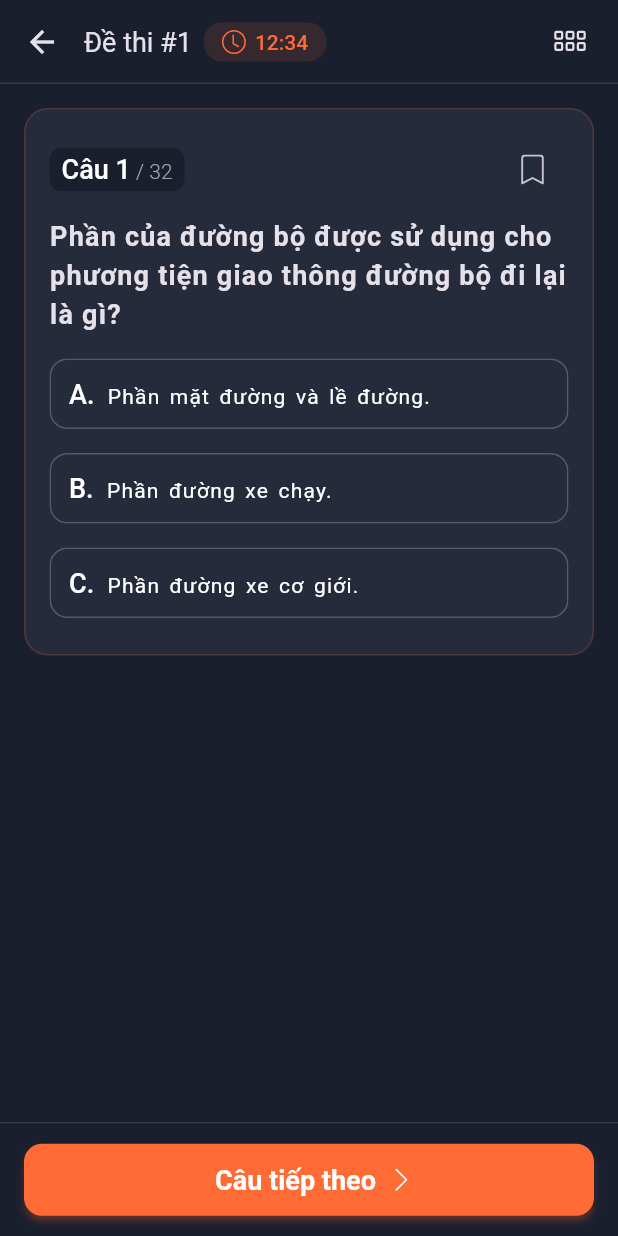
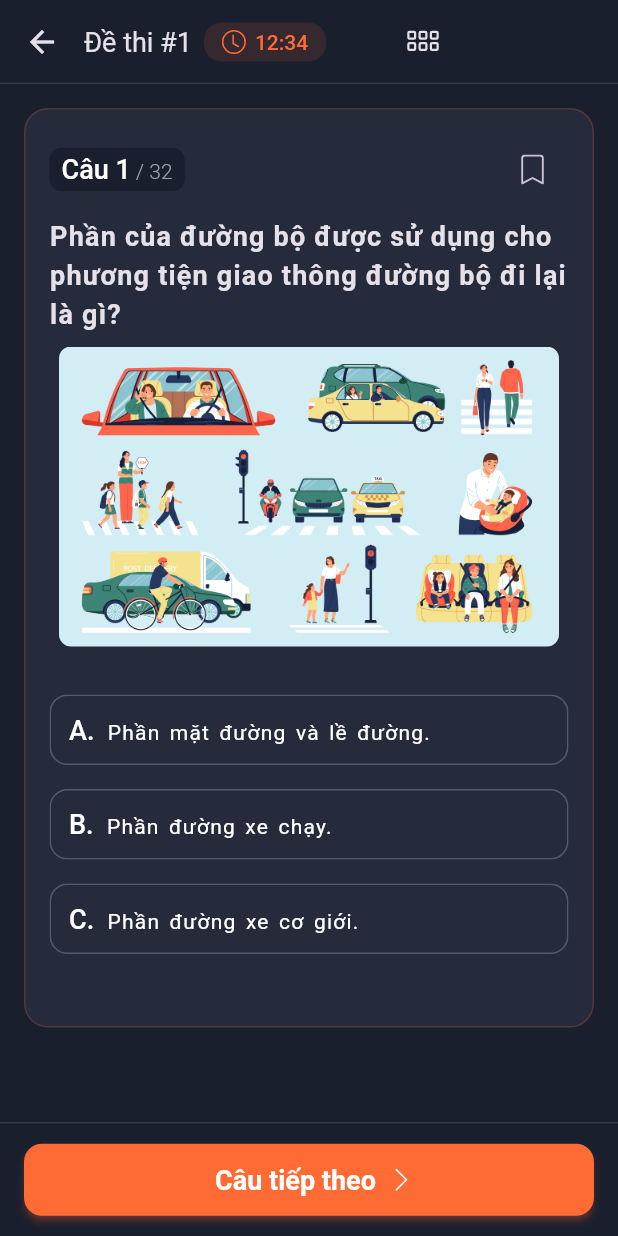
Before and after one commit to uvnb195/onthi_gplx_pro, a Flutter app: the LearningDashBoardPage screen opened directly, after a tap on an icon or button, on a phone screen of 412 x 824 dp. Run offline on Flutter 3.47's test engine with Material 3 defaults, Android fonts, the light colour scheme and no system bars; our stand-ins replace bloc, bootstrap_icons, drift, equatable, fl_chart, flutter_bloc and 4 more; missing offline and left inert: dart_either; accounts and stored records are empty; generated files the repository leaves out were written again; statements that could not run were skipped; project files that could hold a hidden picture were left out.

Commit message:
refactor question layout next: build video question layout

```diff
--- a/lib/core/router/app_router.dart
+++ b/lib/core/router/app_router.dart
@@ -24,8 +24,11 @@ class AppRouter {
       case RouteNames.learning:
         final args = routeSettings.arguments as Map<String, dynamic>;
         return MaterialPageRoute(
-          builder: (_) =>
-              QuestionsPage(title: args['title'], isStudy: args['isStudy']),
+          builder: (_) => QuestionsPage(
+            title: args['title'],
+            isStudy: args['isStudy'],
+            categoryId: args['categoryId'],
+          ),
         );
 
       case RouteNames.achievement:
--- a/lib/features/learning/presentation/pages/learning_dashboard_page.dart
+++ b/lib/features/learning/presentation/pages/learning_dashboard_page.dart
@@ -35,16 +35,20 @@ class LearningDashBoardPage extends StatelessWidget {
                     themeColor: AppColors.accentVariantColor,
                     iconData: BootstrapIcons.clipboard_check,
                     title: 'Thi thử',
+                    subTitle:
+                        'Thi thử bộ đề ngẫu nhiên từ 600 câu hỏi. Cấu trúc chuẩn bộ GTVT.',
+                    percentage: 0.8,
                     onTap: () {
                       Navigator.pushNamed(
                         context,
                         RouteNames.learning,
-                        arguments: {'title': 'Đề thi #1', 'isStudy': true},
+                        arguments: {
+                          'title': 'Đề thi #1',
+                          'isStudy': true,
+                          'categoryId': 1,
+                        },
                       );
                     },
-                    subTitle:
-                        'Thi thử bộ đề ngẫu nhiên từ 600 câu hỏi. Cấu trúc chuẩn bộ GTVT.',
-                    percentage: 0.8,
                   ),
                 ),
               ),
--- a/lib/features/learning/presentation/pages/questions_page.dart
+++ b/lib/features/learning/presentation/pages/questions_page.dart
@@ -3,27 +3,84 @@ import 'package:onthi_gplx_pro/features/learning/presentation/widgets/mock_quest
 import 'package:onthi_gplx_pro/features/learning/presentation/widgets/question_content.dart';
 import 'package:onthi_gplx_pro/features/learning/presentation/widgets/question_wrapper.dart';
 
-class QuestionsPage extends StatelessWidget {
+class QuestionsPage extends StatefulWidget {
   final bool isStudy; // study or do practice test
   final String title;
+  final int categoryId;
 
-  const QuestionsPage({super.key, this.isStudy = true, required this.title});
+  const QuestionsPage({
+    super.key,
+    this.isStudy = true,
+    required this.title,
+    required this.categoryId,
+  });
+
+  @override
+  State<QuestionsPage> createState() => _QuestionsPageState();
+}
+
+class _QuestionsPageState extends State<QuestionsPage> {
+  late final List<Map<String, dynamic>> questionsData;
+  final ValueNotifier<int> _currentIndexNotifier = ValueNotifier(0);
+  late final PageController _pageController;
+
+  void _onPageChanged(int index) {
+    _currentIndexNotifier.value = index;
+    _pageController.animateToPage(
+      _currentIndexNotifier.value,
+      duration: const Duration(milliseconds: 300),
+      curve: Curves.easeOut,
+    );
+  }
+
+  @override
+  void initState() {
+    questionsData = mockQuestionsData;
+    _pageController = PageController();
+
+    super.initState();
+  }
+
+  @override
+  void dispose() {
+    _pageController.dispose();
+    _currentIndexNotifier.dispose();
+    super.dispose();
+  }
 
   @override
   Widget build(BuildContext context) {
+    return ValueListenableBuilder(
+      valueListenable: _currentIndexNotifier,
+      builder: (context, value, child) {
         return QuestionWrapper(
-      currentIndex: 0,
-      title: 'Đề thi #1',
-      totalQuestion: 32,
-      child: Column(
-        children: [
-          QuestionContent(
+          title: widget.title,
+          categoryId: widget.categoryId,
+          currentIndex: _currentIndexNotifier.value,
+          onQuestionChanged: _onPageChanged,
+          totalQuestion: questionsData.length,
+          child: PageView.builder(
+            physics: const NeverScrollableScrollPhysics(),
+            controller: _pageController,
+            itemCount: questionsData.length,
+            itemBuilder: (context, index) => _buildQuestion(index),
+          ),
+        );
+      },
+    );
+  }
+
+  Widget _buildQuestion(int index) {
+    return Padding(
+      padding: const EdgeInsets.symmetric(horizontal: 16),
+      child: QuestionContent(
         total: 32,
         content: QuestionArgs(
-              id: mockQuestionsData[0]['id'],
-              description: mockQuestionsData[0]['description'],
-              explanation: mockQuestionsData[0]['explanation'],
-              options: (mockQuestionsData[0]['options'] as List)
+          id: questionsData[index]['id'],
+          imagePath: index % 2 == 0 ? "" : null,
+          description: questionsData[index]['description'],
+          explanation: questionsData[index]['explanation'],
+          options: (questionsData[index]['options'] as List)
               .map(
                 (e) => OptionObject(
                   id: e['id'],
@@ -32,10 +89,8 @@ class QuestionsPage extends StatelessWidget {
                 ),
               )
               .toList(),
-              isCritical: mockQuestionsData[0]['isCritical'],
+          isCritical: questionsData[index]['isCritical'],
         ),
-          ),
-        ],
       ),
     );
   }
--- a/lib/features/learning/presentation/widgets/question_category.dart
+++ b/lib/features/learning/presentation/widgets/question_category.dart
@@ -2,47 +2,58 @@ import 'package:flutter/material.dart';
 import 'package:onthi_gplx_pro/core/theme/app_colors.dart';
 
 class QuestionCategory extends StatelessWidget {
-  final bool expanded;
   final int current;
   final int total;
   final double itemPadding;
   final double itemHeight;
+  final double minHeight;
   final int columnNums;
   final ValueChanged<int>? onSelectedItem;
+  final ValueChanged<Size>? onReady;
   const QuestionCategory({
     super.key,
-    this.expanded = true,
     required this.current,
     required this.total,
     this.itemPadding = 6,
     this.itemHeight = 40,
     this.columnNums = 6,
+    this.minHeight = 0,
     this.onSelectedItem,
+    this.onReady,
   });
 
   @override
   Widget build(BuildContext context) {
     final int rowNums = (total / columnNums).ceil();
-    final double totalHeight =
-        (itemHeight * rowNums) + (itemPadding) * (rowNums - 1) + 16;
-    return AnimatedSize(
-      duration: const Duration(milliseconds: 300),
-      curve: Curves.easeInOut,
-      child: !expanded
-          ? SizedBox.shrink()
-          : Container(
-              padding: const .only(top: 8, left: 8, right: 8, bottom: 8),
+    final double finalHeight =
+        (itemHeight * rowNums) + (itemPadding) * (rowNums - 1) + 18 > minHeight
+        ? (itemHeight * rowNums) + (itemPadding) * (rowNums - 1) + 18
+        : minHeight;
+
+    final GlobalKey widgetKey = GlobalKey();
+    WidgetsBinding.instance.addPostFrameCallback((_) {
+      if (widgetKey.currentContext != null) {
+        final RenderBox renderBox =
+            widgetKey.currentContext!.findRenderObject() as RenderBox;
+        final size = renderBox.size;
+        if (onReady != null) {
+          onReady!(size);
+        }
+      }
+    });
+
+    return Container(
+      key: widgetKey,
+      padding: const .all(8),
       decoration: BoxDecoration(
         color: AppColors.neutralColor,
-                borderRadius: BorderRadius.only(
-                  bottomLeft: Radius.circular(12),
-                  bottomRight: Radius.circular(12),
-                ),
+        borderRadius: .circular(12),
+        border: .all(color: AppColors.infoColor.withAlpha(100)),
       ),
       width: double.maxFinite,
-              height: totalHeight,
-              child: Center(
+      height: finalHeight,
       child: GridView.builder(
+        padding: .zero,
         physics: const NeverScrollableScrollPhysics(),
         gridDelegate: SliverGridDelegateWithFixedCrossAxisCount(
           mainAxisExtent: itemHeight,
@@ -66,11 +77,11 @@ class QuestionCategory extends StatelessWidget {
           child: InkWell(
             borderRadius: .circular(current == index ? 8 : 4),
             onTap: () {
-                        onSelectedItem ?? onSelectedItem!(index);
+              if (onSelectedItem != null && index != current) {
+                onSelectedItem!(index);
+              }
             },
             child: Center(child: Text('${index + 1}')),
-                    ),
-                  ),
           ),
         ),
       ),
--- a/lib/features/learning/presentation/widgets/question_content.dart
+++ b/lib/features/learning/presentation/widgets/question_content.dart
@@ -1,6 +1,7 @@
 import 'package:bootstrap_icons/bootstrap_icons.dart';
 import 'package:flutter/material.dart';
 import 'package:onthi_gplx_pro/core/theme/app_colors.dart';
+import 'package:onthi_gplx_pro/core/widgets/index.dart';
 import 'package:onthi_gplx_pro/features/learning/presentation/widgets/styled_radio_item.dart';
 
 class OptionObject {
@@ -35,10 +36,15 @@ class QuestionArgs {
 class QuestionContent extends StatefulWidget {
   final int total;
   final QuestionArgs content;
+  final double top, bottom;
+  final VoidCallback? onSelectedAnswer;
   const QuestionContent({
     super.key,
     required this.total,
     required this.content,
+    this.onSelectedAnswer,
+    this.top = 16,
+    this.bottom = 16,
   });
 
   @override
@@ -47,9 +53,31 @@ class QuestionContent extends StatefulWidget {
 
 class _QuestionContentState extends State<QuestionContent> {
   int? selectedId;
+  late final ScrollController _controller;
+
+  @override
+  void initState() {
+    _controller = ScrollController();
+    super.initState();
+  }
+
+  @override
+  void dispose() {
+    _controller.dispose();
+    super.dispose();
+  }
+
   @override
   Widget build(BuildContext context) {
-    return Container(
+    return SingleChildScrollView(
+      controller: _controller,
+      physics: const AlwaysScrollableScrollPhysics(
+        parent: BouncingScrollPhysics(),
+      ),
+      child: Column(
+        children: [
+          SizedBox(height: widget.top),
+          Container(
             decoration: BoxDecoration(
               color: AppColors.neutralColor,
               borderRadius: .circular(16),
@@ -58,15 +86,20 @@ class _QuestionContentState extends State<QuestionContent> {
             width: double.maxFinite,
             padding: const .all(16),
             child: Column(
-        mainAxisSize: .max,
+              mainAxisSize: .min,
               crossAxisAlignment: .start,
               children: [
                 _buildHeader(),
                 SizedBox(height: 8),
                 _buildQuestion(),
-          SizedBox(height: 8),
+                SizedBox(height: 24),
                 _buildOptions(),
+                SizedBox(height: 24),
                 _buildExplanation(),
+              ],
+            ),
+          ),
+          SizedBox(height: widget.bottom),
         ],
       ),
     );
@@ -115,12 +148,19 @@ class _QuestionContentState extends State<QuestionContent> {
   }
 
   Widget _buildQuestion() {
-    return Column(
+    return StyledSlideEntrance(
+      from: .TOP,
+      duration: const Duration(milliseconds: 500),
+      child: Column(
         children: [
           // Q U E S T I O N - C O N T E N T
           Text(
             widget.content.description,
-          style: TextStyle(fontSize: 18, fontWeight: .bold, letterSpacing: 0.8),
+            style: TextStyle(
+              fontSize: 18,
+              fontWeight: .bold,
+              letterSpacing: 0.8,
+            ),
           ),
           if (widget.content.imagePath != null) ...[
             SizedBox(height: 8),
@@ -132,6 +172,7 @@ class _QuestionContentState extends State<QuestionContent> {
             ),
           ],
         ],
+      ),
     );
   }
 
@@ -146,6 +187,8 @@ class _QuestionContentState extends State<QuestionContent> {
         widget.content.options.length,
         (index) => Padding(
           padding: const EdgeInsets.symmetric(vertical: 8.0),
+          child: StyledScaleEntrance(
+            duration: const Duration(milliseconds: 500),
             child: StyledRadioItem(
               themeColor:
                   selectedId != null &&
@@ -161,7 +204,17 @@ class _QuestionContentState extends State<QuestionContent> {
                       setState(() {
                         selectedId = index;
                       });
+                      WidgetsBinding.instance.addPostFrameCallback((_) {
+                        if (_controller.hasClients) {
+                          _controller.animateTo(
+                            _controller.position.maxScrollExtent,
+                            duration: const Duration(milliseconds: 400),
+                            curve: Curves.easeOut,
+                          );
+                        }
+                      });
                     },
+            ),
           ),
         ),
       ),
--- a/lib/features/learning/presentation/widgets/question_wrapper.dart
+++ b/lib/features/learning/presentation/widgets/question_wrapper.dart
@@ -1,25 +1,30 @@
 import 'package:bootstrap_icons/bootstrap_icons.dart';
 import 'package:flutter/material.dart';
 import 'package:onthi_gplx_pro/core/theme/app_colors.dart';
+import 'package:onthi_gplx_pro/core/widgets/styled_animated_sized.dart';
 import 'package:onthi_gplx_pro/features/learning/presentation/widgets/question_category.dart';
 import 'package:onthi_gplx_pro/features/learning/presentation/widgets/styled_question_page_bottom.dart';
 import 'package:onthi_gplx_pro/features/learning/presentation/widgets/styled_question_page_header.dart';
 
 class QuestionWrapper extends StatefulWidget {
-  final bool isStudy; // study or do practice test
+  final bool showCategoryButton;
+  final double countdownSeconds;
   final String title;
-  final int totalQuestion;
-  final int currentIndex;
+  final int totalQuestion, currentIndex;
+  final int categoryId;
   final Widget child;
-  final ValueChanged<int>? questionChanged;
+  final ValueChanged<int>? onQuestionChanged;
+
   const QuestionWrapper({
     super.key,
-    this.isStudy = true,
+    this.countdownSeconds = 0,
+    this.showCategoryButton = false,
     required this.title,
+    required this.categoryId,
+    required this.child,
     required this.totalQuestion,
-    required this.child,
     required this.currentIndex,
-    this.questionChanged,
+    this.onQuestionChanged,
   });
 
   @override
@@ -27,23 +32,25 @@ class QuestionWrapper extends StatefulWidget {
 }
 
 class _QuestionWrapperState extends State<QuestionWrapper> {
-  late final ScrollController _controller;
+  Size questionCategorySize = .zero;
   bool questionsExpanded = false;
 
   @override
   void initState() {
-    _controller = ScrollController();
     super.initState();
   }
 
   @override
   void dispose() {
-    _controller.dispose();
     super.dispose();
   }
 
   @override
   Widget build(BuildContext context) {
+    final Size screenSize = MediaQuery.of(context).size;
+    double centeredTop = (screenSize.height - questionCategorySize.height) / 2;
+    double finalTop = questionsExpanded ? centeredTop : -screenSize.height;
+
     return PopScope(
       canPop: false,
       onPopInvokedWithResult: (didPop, result) async {
@@ -85,63 +92,29 @@ class _QuestionWrapperState extends State<QuestionWrapper> {
           Navigator.of(context).pop();
         }
       },
-      child: Scaffold(
-        body: SafeArea(
-          child: CustomScrollView(
-            controller: _controller,
-            physics: const AlwaysScrollableScrollPhysics(),
-            slivers: [
-              SliverAppBar(
+      child: Stack(
+        children: [
+          Scaffold(
+            appBar: AppBar(
               shape: Border(
                 bottom: BorderSide(
                   color: AppColors.textSecondaryColor.withAlpha(50),
                   width: 1,
                 ),
               ),
-                pinned: true,
               titleSpacing: 0,
               centerTitle: true,
               title: StyledQuestionPageHeader(
                 title: widget.title,
-                  showDoneButton: false,
+                showDoneButton: widget.currentIndex != widget.totalQuestion - 1,
                 onListButtonClicked: () {
                   setState(() {
                     questionsExpanded = !questionsExpanded;
-                      if (questionsExpanded == true) {
-                        _controller.animateTo(
-                          0,
-                          duration: const Duration(milliseconds: 300),
-                          curve: Curves.bounceOut,
-                        );
-                      }
                   });
                 },
               ),
             ),
-
-              // Q U E S T I O N - C A T E G O R Y
-              SliverPadding(
-                padding: const .symmetric(horizontal: 16),
-                sliver: SliverToBoxAdapter(
-                  child: QuestionCategory(
-                    total: 40,
-                    current: 16,
-                    expanded: questionsExpanded,
-                    onSelectedItem: (value) {
-                      widget.questionChanged ?? widget.questionChanged!(value);
-                    },
-                  ),
-                ),
-              ),
-
-              // Q U E S T I O N - C O N T E N T
-              SliverPadding(
-                padding: .all(16),
-                sliver: SliverToBoxAdapter(child: widget.child),
-              ),
-            ],
-          ),
-        ),
+            body: SafeArea(child: widget.child),
             bottomNavigationBar: SafeArea(
               child: Container(
                 padding: .symmetric(horizontal: 16),
@@ -153,9 +126,57 @@ class _QuestionWrapperState extends State<QuestionWrapper> {
                   ),
                 ),
                 height: kBottomNavigationBarHeight + 20,
-            child: StyledQuestionPageBottom(),
+                child: StyledQuestionPageBottom(
+                  showPrev: widget.currentIndex > 0,
+                  totalQuestion: widget.totalQuestion,
+                  currentIndex: widget.currentIndex,
+                  onNext: () {
+                    if (widget.currentIndex < widget.totalQuestion - 1) {
+                      widget.onQuestionChanged?.call(widget.currentIndex + 1);
+                    }
+                  },
+                  onPrev: () {
+                    if (widget.currentIndex > 0) {
+                      widget.onQuestionChanged?.call(widget.currentIndex - 1);
+                    }
+                  },
                 ),
               ),
+            ),
+          ),
+
+          // Q U E S T I O N - C A T E G O R Y
+          if (questionsExpanded)
+            GestureDetector(
+              onTap: () => setState(() => questionsExpanded = false),
+              child: Container(color: Colors.black87),
+            ),
+          Positioned(
+            top: finalTop,
+            left: 24,
+            right: 24,
+            child: StyledAnimatedSized(
+              isVisible: questionsExpanded,
+              child: QuestionCategory(
+                total: widget.totalQuestion,
+                current: widget.currentIndex,
+                onSelectedItem: (index) {
+                  setState(() {
+                    questionsExpanded = false;
+                  });
+                  widget.onQuestionChanged?.call(index);
+                },
+                onReady: (size) {
+                  if (size != questionCategorySize) {
+                    setState(() {
+                      questionCategorySize = size;
+                    });
+                  }
+                },
+              ),
+            ),
+          ),
+        ],
       ),
     );
   }
--- a/lib/features/learning/presentation/widgets/styled_question_page_bottom.dart
+++ b/lib/features/learning/presentation/widgets/styled_question_page_bottom.dart
@@ -5,8 +5,18 @@ import 'package:onthi_gplx_pro/core/widgets/styled_animated_sized.dart';
 import 'package:onthi_gplx_pro/core/widgets/styled_button.dart';
 
 class StyledQuestionPageBottom extends StatelessWidget {
-  final bool showPrev;
-  const StyledQuestionPageBottom({super.key, this.showPrev = false});
+  final bool showPrev, showNext;
+  final int totalQuestion, currentIndex;
+  final VoidCallback? onNext, onPrev;
+  const StyledQuestionPageBottom({
+    super.key,
+    this.showPrev = false,
+    this.showNext = false,
+    required this.totalQuestion,
+    required this.currentIndex,
+    this.onNext,
+    this.onPrev,
+  });
 
   @override
   Widget build(BuildContext context) {
@@ -23,7 +33,7 @@ class StyledQuestionPageBottom extends StatelessWidget {
                 backgroundColor: AppColors.infoColor,
                 suffixIcon: Icon(Icons.arrow_back_ios_new_rounded, size: 24),
 
-                onPressed: () {},
+                onPressed: currentIndex == 0 ? null : onPrev,
               ),
             ),
           ),
@@ -33,10 +43,16 @@ class StyledQuestionPageBottom extends StatelessWidget {
               duration: Duration(milliseconds: 500),
               curve: Curves.easeOut,
               child: StyledButton(
-                title: "Câu tiếp theo",
-                suffixIcon: Icon(BootstrapIcons.chevron_right),
-                backgroundColor: AppColors.primaryColor,
-                onPressed: () {},
+                title: currentIndex == totalQuestion - 1
+                    ? "Nộp bài"
+                    : "Câu tiếp theo",
+                suffixIcon: currentIndex == totalQuestion - 1
+                    ? Icon(BootstrapIcons.check_circle_fill)
+                    : Icon(BootstrapIcons.chevron_right),
+                backgroundColor: currentIndex == totalQuestion - 1
+                    ? Color.lerp(AppColors.accentColor, Colors.white10, 0.3)
+                    : AppColors.primaryColor,
+                onPressed: onNext,
               ),
             ),
           ),
--- a/lib/features/learning/presentation/widgets/styled_question_page_header.dart
+++ b/lib/features/learning/presentation/widgets/styled_question_page_header.dart
@@ -29,14 +29,15 @@ class StyledQuestionPageHeader extends StatelessWidget {
         children: [
           Text(title, style: TextStyle(fontSize: 18)),
           SizedBox(width: 8),
-          Expanded(child: _buildCountdownTimer()),
+          Expanded(child: _buildActions()),
         ],
       ),
     );
   }
 
-  Widget _buildCountdownTimer() {
-    return SizedBox(
+  Widget _buildActions() {
+    return Container(
+      padding: .only(right: 8),
       child: Row(
         mainAxisSize: .max,
         children: [
```
Lines whose indentation alone changed are shown as unchanged.
